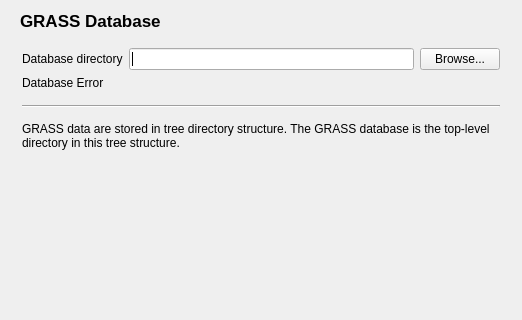
Old version of the form src/plugins/grass/qgsgrassnewmapsetbase.ui in the repository qgis/QGIS; both pictures show x 0 to 522 and y 0 to 320 of the 522 by 496 pixel window.
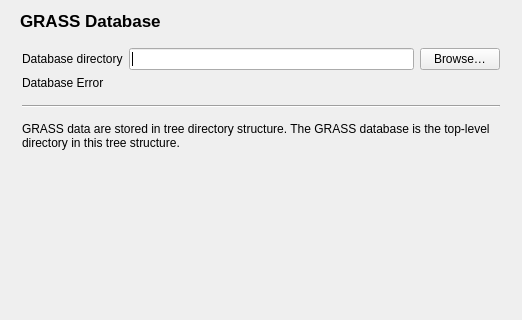
New version of the form. Icons and pictures are not drawn.

What changed in the file:
```diff
--- a/src/plugins/grass/qgsgrassnewmapsetbase.ui
+++ b/src/plugins/grass/qgsgrassnewmapsetbase.ui
@@ -41,7 +41,7 @@
       <item>
        <widget class="QPushButton" name="mDatabaseButton">
         <property name="text">
-         <string>Browse...</string>
+         <string>Browse…</string>
         </property>
        </widget>
       </item>
```
